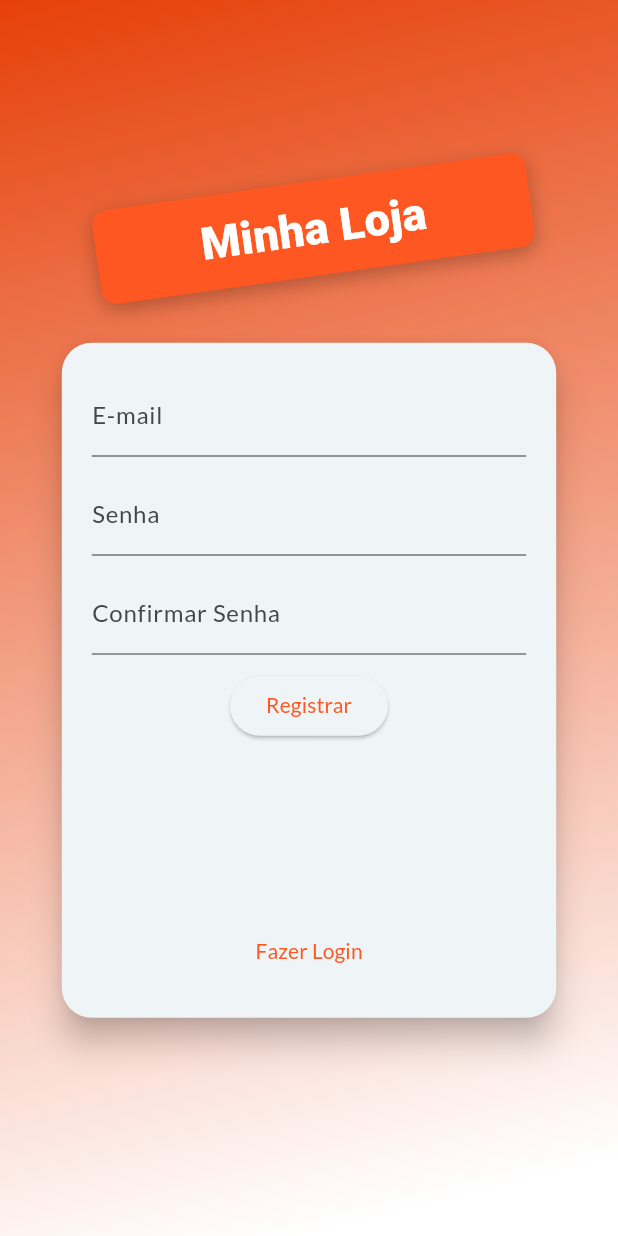
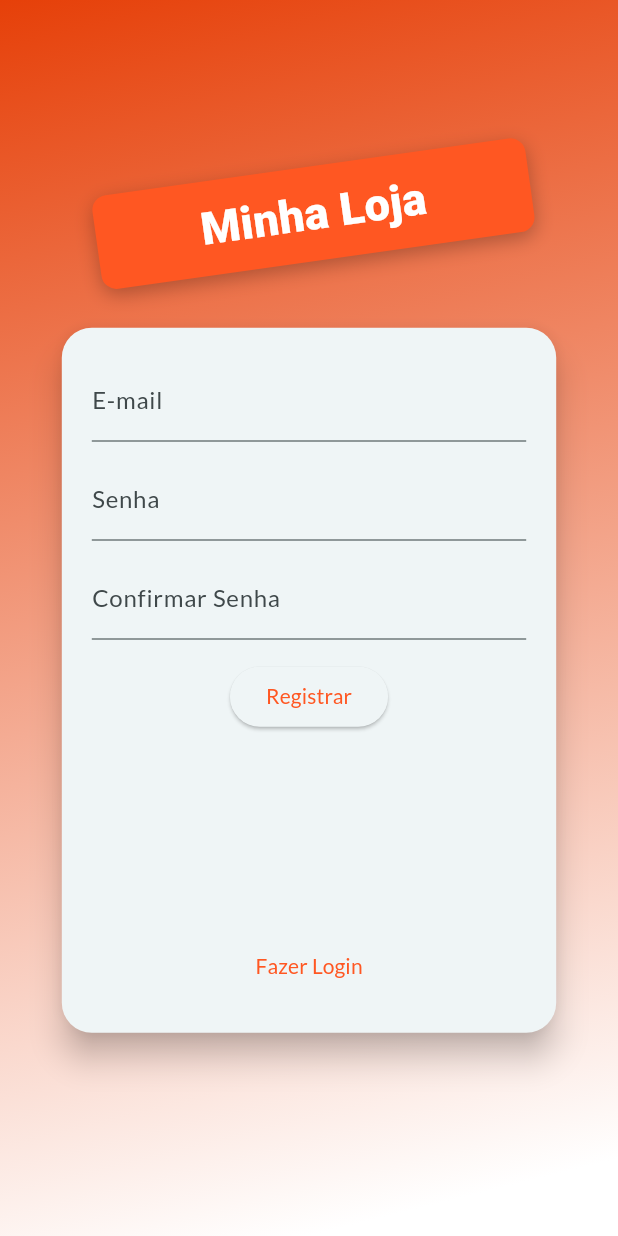
Before and after one commit to dbrito1992/shop-flutter, a Flutter app: the screen it shows after launch, after a tap on "Registrar", on a phone screen of 412 x 824 dp. Run offline on Flutter 3.47's test engine with Material 3 defaults, Android fonts, the phone set to English and light mode, and no system bars; our stand-ins replace shared_preferences; Roboto replaces fonts that are missing (Aton).

Commit message:
Adicionando mais animações

```diff
--- a/lib/components/auth_form.dart
+++ b/lib/components/auth_form.dart
@@ -18,8 +18,6 @@ class _AuthFormState extends State<AuthForm>
   final passwordController = TextEditingController();
   final formKey = GlobalKey<FormState>();
   bool isLoading = false;
-  AnimationController? _controller;
-  Animation<Size>? _animationHeight;
 
   final authData = {"email": "", "password": ""};
 
@@ -77,40 +75,17 @@ class _AuthFormState extends State<AuthForm>
   }
 
   @override
-  void initState() {
-    super.initState();
-
-    _controller = AnimationController(
-      vsync: this,
-      duration: Duration(milliseconds: 300),
-    );
-
-    _animationHeight = Tween(
-      begin: Size(double.infinity, 330),
-      end: Size(double.infinity, 450),
-    ).animate(CurvedAnimation(parent: _controller!, curve: Curves.linear));
-  }
-
-  @override
-  void dispose() {
-    super.dispose();
-    _controller?.dispose();
-  }
-
-  @override
   Widget build(BuildContext context) {
     final deviceWidth = MediaQuery.of(context).size;
 
-    _animationHeight?.addListener(() => setState(() {}));
     return Card(
       elevation: 9,
       shape: RoundedRectangleBorder(borderRadius: BorderRadius.circular(20)),
-      child: Container(
+      child: AnimatedContainer(
+        duration: Duration(milliseconds: 300),
+        curve: Curves.bounceIn,
         padding: EdgeInsets.all(20),
-        //height: authMode == AuthMode.login ? 330 : 470,
-        height:
-            _animationHeight?.value.height ??
-            (authMode == AuthMode.login ? 330 : 450),
+        height: authMode == AuthMode.login ? 330 : 470,
         width: deviceWidth.width * 0.80,
         child: Form(
           key: formKey,
@@ -149,8 +124,14 @@ class _AuthFormState extends State<AuthForm>
                   return null;
                 },
               ),
-              if (authMode == AuthMode.register)
-                TextFormField(
+              //if (authMode == AuthMode.register)
+              AnimatedContainer(
+                duration: Duration(milliseconds: 400),
+                height: authMode == AuthMode.register ? 60 : 0,
+                child: AnimatedOpacity(
+                  opacity: authMode == AuthMode.register ? 1.0 : 0.0,
+                  duration: Duration(milliseconds: 500),
+                  child: TextFormField(
                     decoration: InputDecoration(label: Text("Confirmar Senha")),
                     keyboardType: TextInputType.text,
                     obscureText: true,
@@ -165,6 +146,8 @@ class _AuthFormState extends State<AuthForm>
 
                       return null;
                     },
+                  ),
+                ),
               ),
 
               SizedBox(
@@ -183,11 +166,8 @@ class _AuthFormState extends State<AuthForm>
                   setState(() {
                     if (authMode == AuthMode.login) {
                       authMode = AuthMode.register;
-                      _controller?.forward();
                     } else {
                       authMode = AuthMode.login;
-
-                      _controller?.reverse();
                     }
                   });
                 },
```
Also changed, not shown: pubspec.lock. Lines whose indentation alone changed are shown as unchanged.
